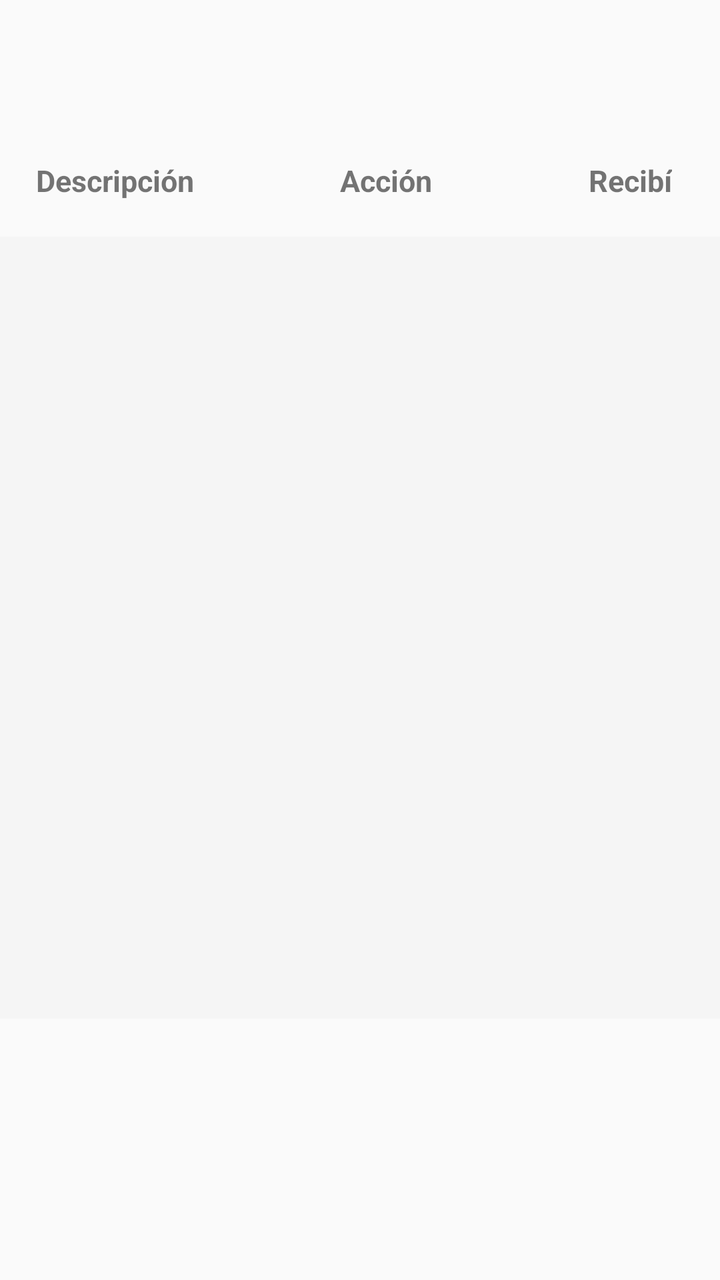
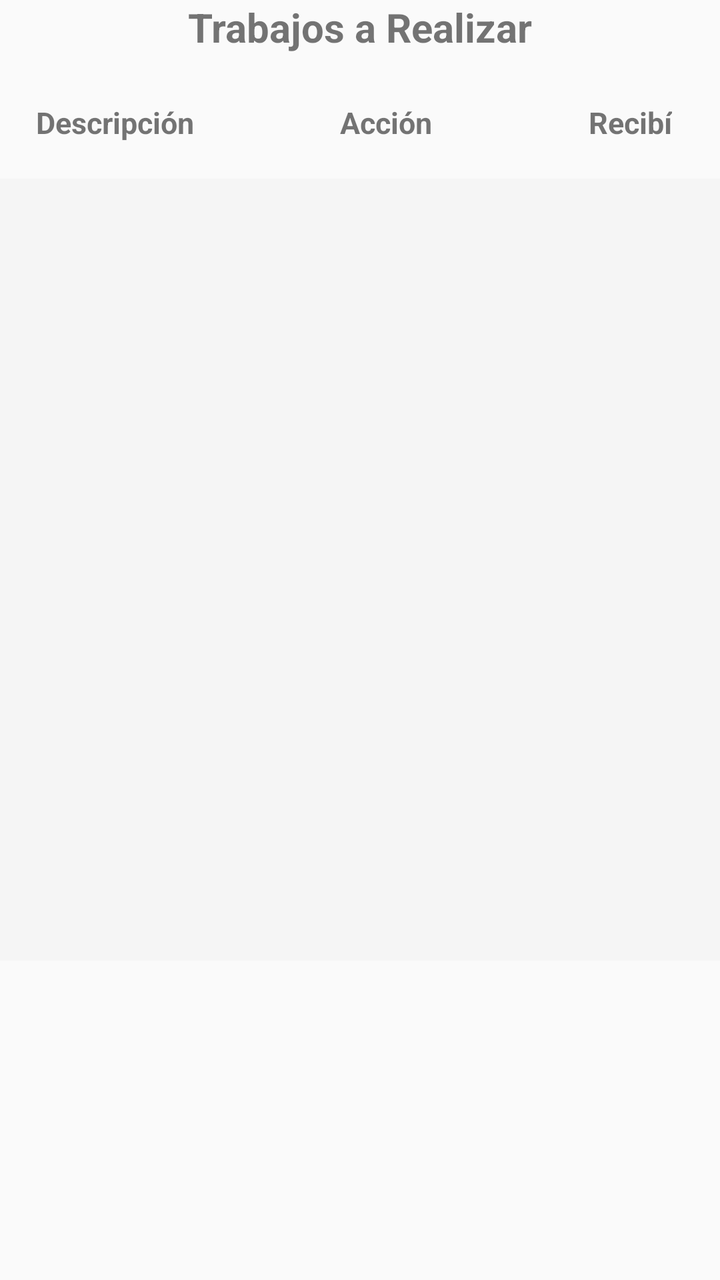

Before-and-after screenshots of an Android layout around one commit, followed by the original layout XML and the change that was made.
<!-- AndroidManifest.xml: application theme AppTheme -->
<!-- res/layout/activity_trabajos_ordenes.xml -->
<?xml version="1.0" encoding="utf-8"?>
<android.support.constraint.ConstraintLayout xmlns:android="http://schemas.android.com/apk/res/android"
    xmlns:app="http://schemas.android.com/apk/res-auto"
    android:layout_width="match_parent"
    android:layout_height="match_parent"
    xmlns:tools="http://schemas.android.com/tools"
    android:layout_alignParentTop="true"
    android:layout_marginTop="70dp"
    tools:context=".Fragments.TrabajosOrdenes">

    <android.support.constraint.ConstraintLayout
        android:layout_width="match_parent"
        android:layout_height="match_parent"
        android:layout_marginTop="40dp">

        <TextView
            android:id="@+id/textView43"
            android:layout_width="wrap_content"
            android:layout_height="wrap_content"
            android:layout_alignParentTop="true"
            android:layout_marginStart="8dp"
            android:layout_marginTop="40dp"
            android:paddingLeft="10dp"
            android:paddingRight="10dp"
            android:paddingBottom="10dp"
            android:text="@string/descripcion"
            android:textSize="15dp"
            android:textStyle="bold"
            app:layout_constraintStart_toStartOf="parent"
            app:layout_constraintTop_toTopOf="parent" />

        <TextView
            android:id="@+id/textView42"
            android:layout_width="wrap_content"
            android:layout_height="wrap_content"
            android:layout_alignParentStart="true"
            android:layout_alignParentTop="true"
            android:layout_marginStart="160dp"
            android:paddingLeft="10dp"
            android:paddingRight="10dp"
            android:paddingBottom="10dp"
            android:text="@string/accion"
            android:textSize="15dp"
            android:textStyle="bold"
            app:layout_constraintBottom_toBottomOf="@+id/textView43"
            app:layout_constraintStart_toStartOf="parent"
            app:layout_constraintTop_toTopOf="@+id/textView43" />

        <TextView
            android:layout_width="wrap_content"
            android:layout_height="wrap_content"
            android:layout_alignParentTop="true"
            android:layout_alignParentEnd="true"
            android:layout_marginStart="8dp"
            android:layout_marginEnd="24dp"
            android:text="@string/recibi"
            android:textSize="15dp"
            android:textStyle="bold"
            app:layout_constraintBottom_toBottomOf="@+id/textView42"
            app:layout_constraintEnd_toEndOf="parent"
            app:layout_constraintHorizontal_bias="1.0"
            app:layout_constraintStart_toEndOf="@+id/textView42"
            app:layout_constraintTop_toTopOf="@+id/textView42"
            app:layout_constraintVertical_bias="0.0" />

        <ListView
            android:id="@+id/listTrabajos"
            android:layout_width="match_parent"
            android:layout_height="391dp"
            android:layout_marginTop="8dp"
            android:background="#f5f5f5"
            android:dividerHeight="5dp"
            android:paddingLeft="8dp"
            android:paddingRight="8dp"
            app:layout_constraintTop_toBottomOf="@+id/textView42">

        </ListView>
    </android.support.constraint.ConstraintLayout>
</android.support.constraint.ConstraintLayout>
<!-- resources referenced by this layout -->
<resources>
  <string name="accion">Acción</string>
  <string name="descripcion">Descripción</string>
  <string name="recibi">Recibí</string>
  <style name="AppTheme" parent="Theme.AppCompat.Light.DarkActionBar">
          
          <item name="colorPrimary">@color/colorPrimary</item>
          <item name="colorPrimaryDark">@color/colorPrimaryDark</item>
          <item name="colorAccent">@color/colorAccent</item>
          <item name="android:colorForeground">@android:color/background_dark</item>
      </style>
  <color name="colorPrimary">#0277BD</color>
  <color name="colorPrimaryDark">#004C8C</color>
  <color name="colorAccent">#0000FF</color>
</resources>

<!-- the commit's change to res/layout/activity_trabajos_ordenes.xml (unified diff, before → after) -->
@@ -11,7 +11,19 @@
     <android.support.constraint.ConstraintLayout
         android:layout_width="match_parent"
         android:layout_height="match_parent"
-        android:layout_marginTop="40dp">
+        app:layout_constraintTop_toTopOf="parent">
+
+        <TextView
+            android:id="@+id/textView78"
+            android:layout_width="300dp"
+            android:layout_height="wrap_content"
+            android:text="@string/trabajosARealizar"
+            android:textSize="20dp"
+            android:textAlignment="center"
+            android:textStyle="bold"
+            app:layout_constraintEnd_toEndOf="parent"
+            app:layout_constraintStart_toStartOf="parent"
+            app:layout_constraintTop_toTopOf="parent" />
 
         <TextView
             android:id="@+id/textView43"
@@ -19,7 +31,7 @@
             android:layout_height="wrap_content"
             android:layout_alignParentTop="true"
             android:layout_marginStart="8dp"
-            android:layout_marginTop="40dp"
+            android:layout_marginTop="24dp"
             android:paddingLeft="10dp"
             android:paddingRight="10dp"
             android:paddingBottom="10dp"
@@ -27,7 +39,7 @@
             android:textSize="15dp"
             android:textStyle="bold"
             app:layout_constraintStart_toStartOf="parent"
-            app:layout_constraintTop_toTopOf="parent" />
+            app:layout_constraintTop_toBottomOf="@+id/textView78" />
 
         <TextView
             android:id="@+id/textView42"
<!-- resource entries referenced after the edit -->
@@ -3,6 +3,7 @@
   <string name="accion">Acción</string>
   <string name="descripcion">Descripción</string>
   <string name="recibi">Recibí</string>
+  <string name="trabajosARealizar">Trabajos a Realizar</string>
   <style name="AppTheme" parent="Theme.AppCompat.Light.DarkActionBar">
           
           <item name="colorPrimary">@color/colorPrimary</item>
